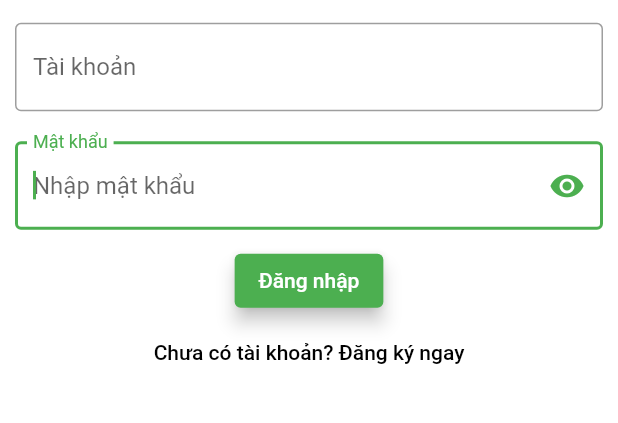
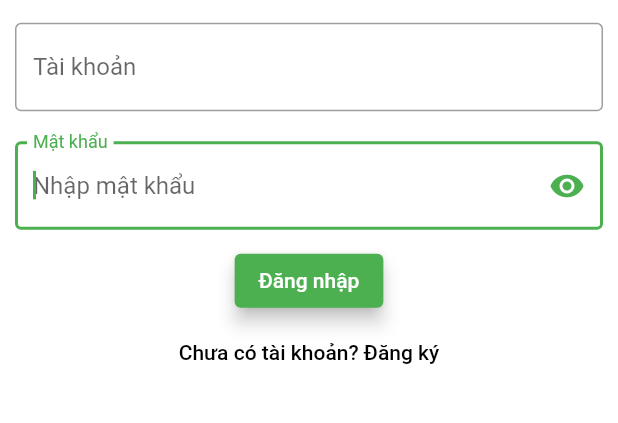
Before and after one commit to TranCongLiem/ALS_FE_CapstoneUI, a Flutter app: the screen it shows after launch, on a phone screen of 412 x 824 dp, the part 404-827 px from its top. Run offline on Flutter 3.47's test engine with Material 2 defaults, Android fonts, the phone set to English and light mode, and no system bars.

Commit message:
Test change

```diff
--- a/lib/Login/login_screen.dart
+++ b/lib/Login/login_screen.dart
@@ -78,7 +78,7 @@ class _LoginScreenState extends State<LoginScreen> {
                     onPressed: (){
                       Navigator.push(context, MaterialPageRoute(builder: (context) => Register()));
                     } ,
-                    child: Text('Chưa có tài khoản? Đăng ký ngay'),
+                    child: Text('Chưa có tài khoản? Đăng ký'),
                     style: ButtonStyle(
                       foregroundColor: MaterialStateProperty.all<Color>(Colors.black),
 
```
